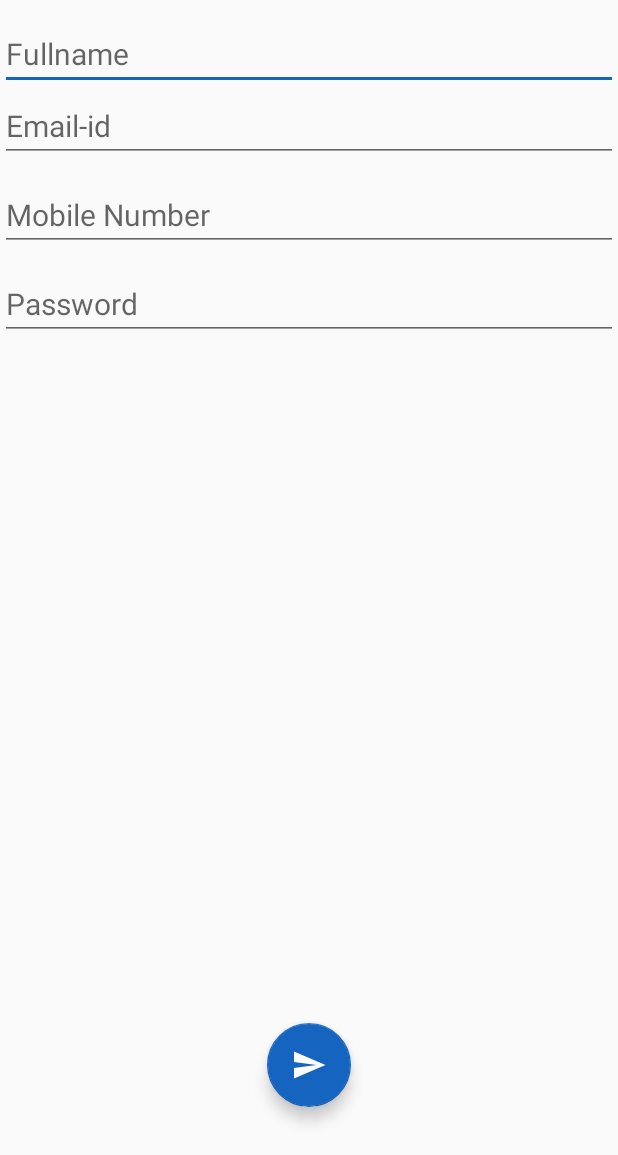
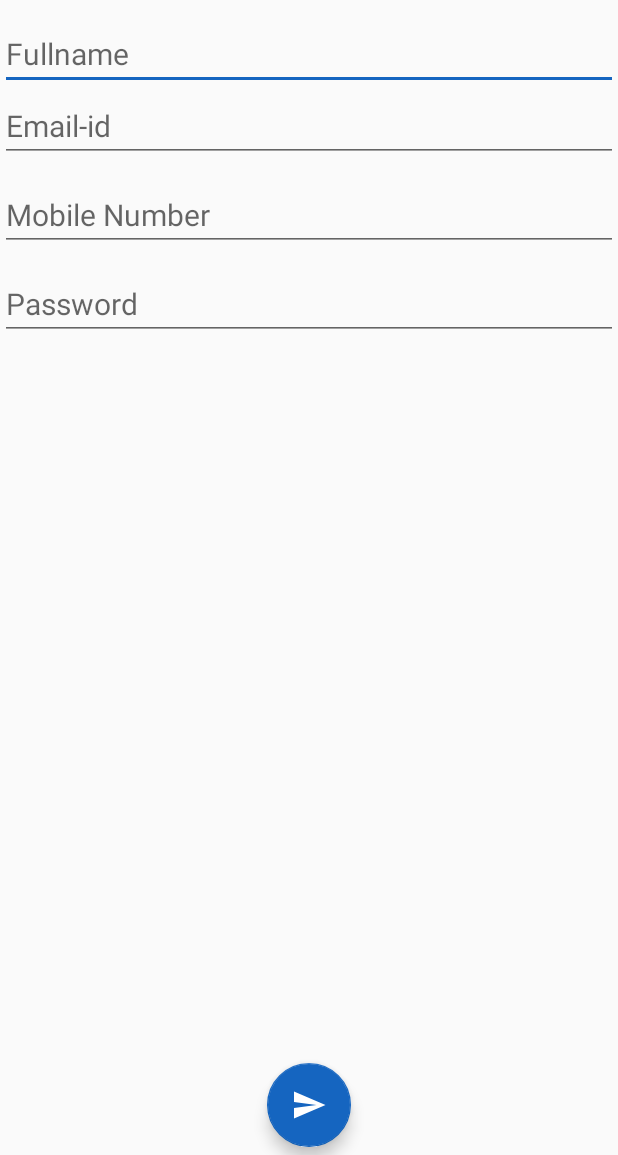
Before and after one commit to Indhira1911/kiyom, an Android app: the fragment SignupActivity shown on its own in the app's theme, on a phone screen of 412 x 824 dp, the part 81-1236 px from its top. Run offline under Robolectric (Android 15) with nearby library versions, the phone set to English and light mode, and no system bars; our stand-ins replace Volley; 1 statement that could not run was skipped.

Commit message:
Some Changes

```diff
--- a/app/src/main/res/layout/activity_signup.xml
+++ b/app/src/main/res/layout/activity_signup.xml
@@ -87,7 +87,7 @@ android:fitsSystemWindows="true"
             android:id="@+id/signup"
             android:layout_alignParentBottom="true"
             android:layout_centerHorizontal="true"
-            android:layout_marginBottom="32dp" />
+           android:layout_marginBottom="5dp" />
 
     </RelativeLayout>
 
```
